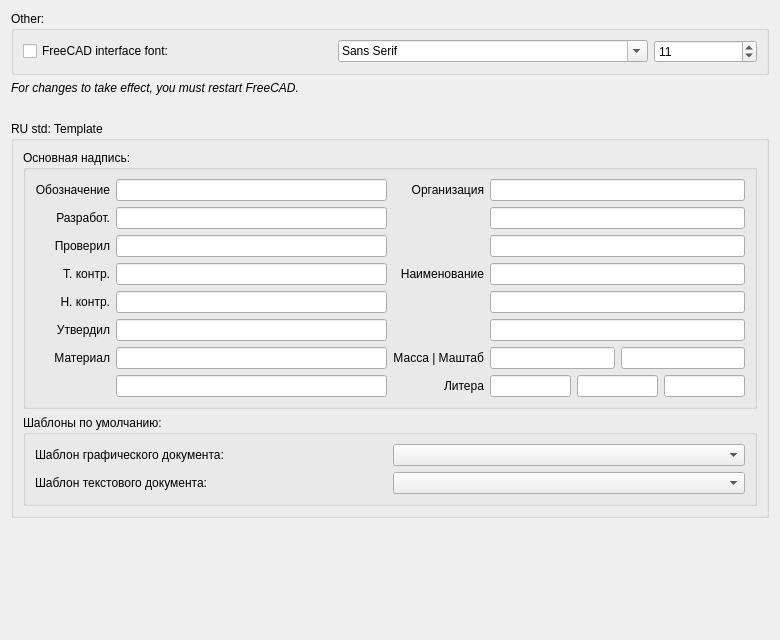
Above: repo/ui/pref_other.ui from GS90/addFC before the change. Below: the same form after it.
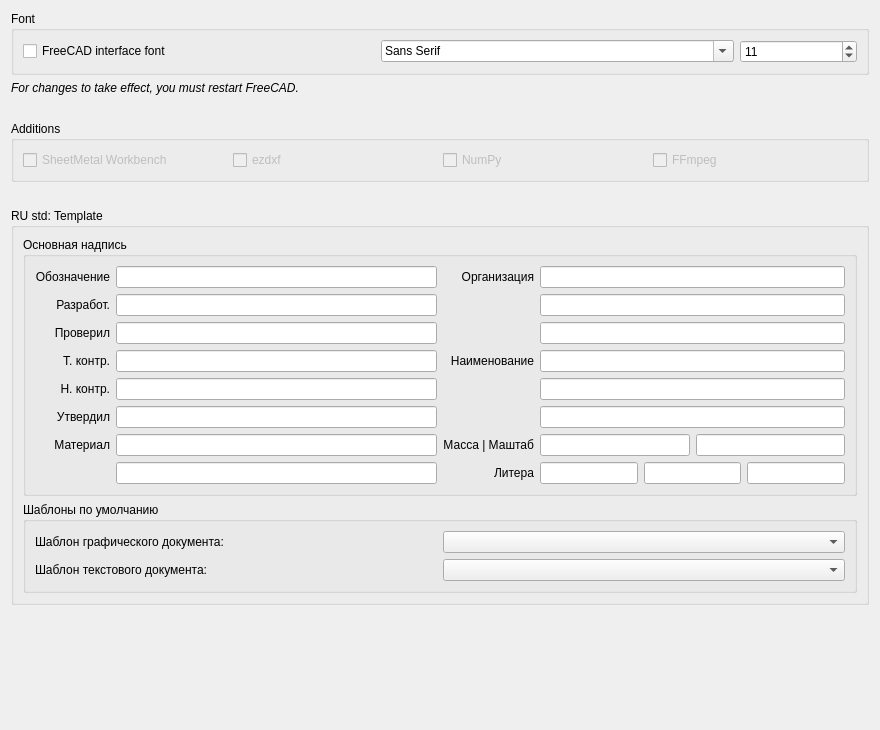
That is the form after the change.

The edit to the form file:
```diff
--- a/repo/ui/pref_other.ui
+++ b/repo/ui/pref_other.ui
@@ -7,16 +7,10 @@
    <rect>
     <x>0</x>
     <y>0</y>
-    <width>780</width>
-    <height>640</height>
+    <width>880</width>
+    <height>730</height>
    </rect>
   </property>
-  <property name="minimumSize">
-   <size>
-    <width>780</width>
-    <height>0</height>
-   </size>
-  </property>
   <property name="windowTitle">
    <string>Other</string>
   </property>
@@ -24,13 +18,13 @@
    <item>
     <widget class="QGroupBox" name="groupBox_other">
      <property name="title">
-      <string>Other:</string>
+      <string>Font</string>
      </property>
      <layout class="QHBoxLayout" name="horizontalLayout" stretch="3,3,1">
       <item>
        <widget class="QCheckBox" name="fontCheckBox">
         <property name="text">
-         <string>FreeCAD interface font:</string>
+         <string>FreeCAD interface font</string>
         </property>
        </widget>
       </item>
@@ -85,6 +79,74 @@
      </property>
     </spacer>
    </item>
+   <item>
+    <widget class="QGroupBox" name="groupBox_additions">
+     <property name="title">
+      <string>Additions</string>
+     </property>
+     <layout class="QGridLayout" name="gridLayout_2">
+      <property name="sizeConstraint">
+       <enum>QLayout::SetMinimumSize</enum>
+      </property>
+      <item row="0" column="0">
+       <widget class="QCheckBox" name="sm">
+        <property name="enabled">
+         <bool>false</bool>
+        </property>
+        <property name="text">
+         <string>SheetMetal Workbench</string>
+        </property>
+       </widget>
+      </item>
+      <item row="0" column="1">
+       <widget class="QCheckBox" name="ezdxf">
+        <property name="enabled">
+         <bool>false</bool>
+        </property>
+        <property name="text">
+         <string>ezdxf</string>
+        </property>
+       </widget>
+      </item>
+      <item row="0" column="2">
+       <widget class="QCheckBox" name="numpy">
+        <property name="enabled">
+         <bool>false</bool>
+        </property>
+        <property name="text">
+         <string>NumPy</string>
+        </property>
+       </widget>
+      </item>
+      <item row="0" column="3">
+       <widget class="QCheckBox" name="ffmpeg">
+        <property name="enabled">
+         <bool>false</bool>
+        </property>
+        <property name="text">
+         <string>FFmpeg</string>
+        </property>
+       </widget>
+      </item>
+     </layout>
+    </widget>
+   </item>
+   <item>
+    <spacer name="verticalSpacer_centre">
+     <property name="orientation">
+      <enum>Qt::Vertical</enum>
+     </property>
+     <property name="sizeType">
+      <enum>QSizePolicy::Minimum</enum>
+     </property>
+     <property name="sizeHint" stdset="0">
+      <size>
+       <width>20</width>
+       <height>20</height>
+      </size>
+     </property>
+    </spacer>
+   </item>
    <item>
     <widget class="QGroupBox" name="groupBox_stdRU">
      <property name="title">
@@ -94,7 +156,7 @@
       <item>
        <widget class="QGroupBox" name="groupBox_stamp">
         <property name="title">
-         <string>Основная надпись:</string>
+         <string>Основная надпись</string>
         </property>
         <layout class="QHBoxLayout" name="horizontalLayout_2" stretch="1,1">
          <item>
@@ -294,7 +356,7 @@
       <item>
        <widget class="QGroupBox" name="groupBox_tpl">
         <property name="title">
-         <string>Шаблоны по умолчанию:</string>
+         <string>Шаблоны по умолчанию</string>
         </property>
         <layout class="QGridLayout" name="gridLayout">
          <item row="1" column="0">
```
Left out of the diff: 2 changed lines with no effect on the pictures.
